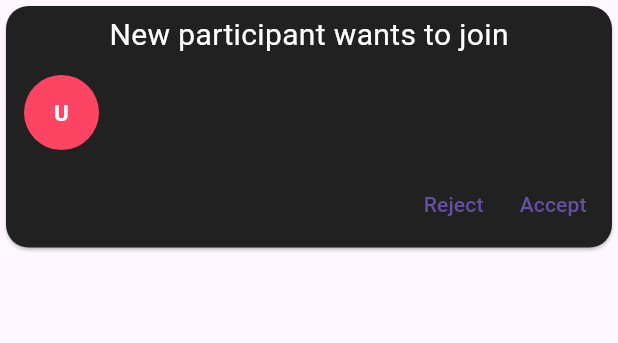
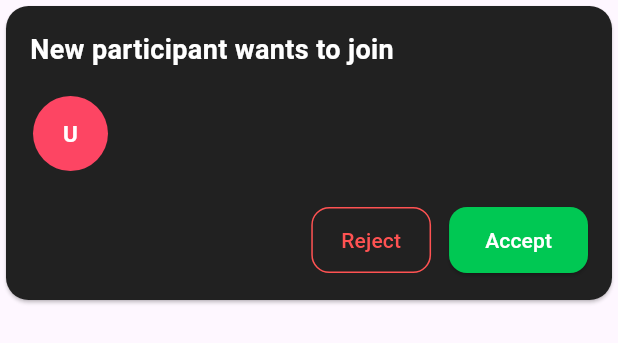
Before and after one commit to daakia/daakia_vc_flutter_sdk, a Flutter app: the LobbyRequestDialog widget shown alone on an empty page, opened directly with empty values, on a phone screen of 412 x 824 dp. Shown: the top 343 px of the screen. Run offline on Flutter 3.47's test engine with Material 3 defaults, Android fonts, the phone set to English and light mode, and no system bars; our stand-ins replace audioplayers, dio, file_picker, flutter_animate, flutter_chat_types, flutter_svg and 7 more; missing offline and left inert: animated_emoji, flutter_background, flutter_link_previewer, flutter_webrtc, livekit_client, loading_btn and 4 more; accounts and stored records are empty; generated files the repository leaves out were written again.

Commit message:
fix: UI/UX improvement for lobby-request

```diff
--- a/lib/rtc/lobby_request_manager.dart
+++ b/lib/rtc/lobby_request_manager.dart
@@ -99,30 +99,60 @@ class LobbyRequestDialog extends StatelessWidget {
         borderRadius: BorderRadius.circular(15),
       ),
       child: Padding(
-        padding: const EdgeInsets.all(5.0),
+        padding: const EdgeInsets.all(16.0),
         child: Column(
           mainAxisSize: MainAxisSize.min,
+          crossAxisAlignment: CrossAxisAlignment.start,
           children: [
-            const Text("New participant wants to join", style: TextStyle(color: Colors.white, fontSize: 20)),
-            const SizedBox(height: 10,),
+            const Text(
+              "New participant wants to join",
+              style: TextStyle(
+                color: Colors.white,
+                fontSize: 18,
+                fontWeight: FontWeight.bold,
+              ),
+            ),
+            const SizedBox(height: 16),
             Row(
               children: [
-                const SizedBox(width: 5,),
                 InitialsCircle(initials: Utils.getInitials(remoteData.displayName)),
-                const SizedBox(width: 10,),
-                Text(remoteData.displayName ?? "", style: const TextStyle(color: Colors.white, fontSize: 18)),
+                const SizedBox(width: 12),
+                Expanded(
+                  child: Text(
+                    remoteData.displayName ?? "",
+                    style: const TextStyle(color: Colors.white, fontSize: 16),
+                    overflow: TextOverflow.ellipsis,
+                  ),
+                ),
               ],
             ),
-            const SizedBox(height: 10,),
+            const SizedBox(height: 20),
             Row(
               mainAxisAlignment: MainAxisAlignment.end,
               children: [
-                TextButton(
-                  onPressed: () => onAccept(false), // Reject action
+                OutlinedButton(
+                  style: OutlinedButton.styleFrom(
+                    side: const BorderSide(color: Colors.redAccent),
+                    foregroundColor: Colors.redAccent,
+                    shape: RoundedRectangleBorder(
+                      borderRadius: BorderRadius.circular(12),
+                    ),
+                    padding: const EdgeInsets.symmetric(horizontal: 20, vertical: 12),
+                  ),
+                  onPressed: () => onAccept(false),
                   child: const Text("Reject"),
                 ),
-                TextButton(
-                  onPressed: () => onAccept(true), // Accept action
+                const SizedBox(width: 12),
+                ElevatedButton(
+                  style: ElevatedButton.styleFrom(
+                    backgroundColor: Colors.greenAccent[700],
+                    foregroundColor: Colors.white,
+                    shape: RoundedRectangleBorder(
+                      borderRadius: BorderRadius.circular(12),
+                    ),
+                    padding: const EdgeInsets.symmetric(horizontal: 24, vertical: 12),
+                  ),
+                  onPressed: () => onAccept(true),
                   child: const Text("Accept"),
                 ),
               ],
```
